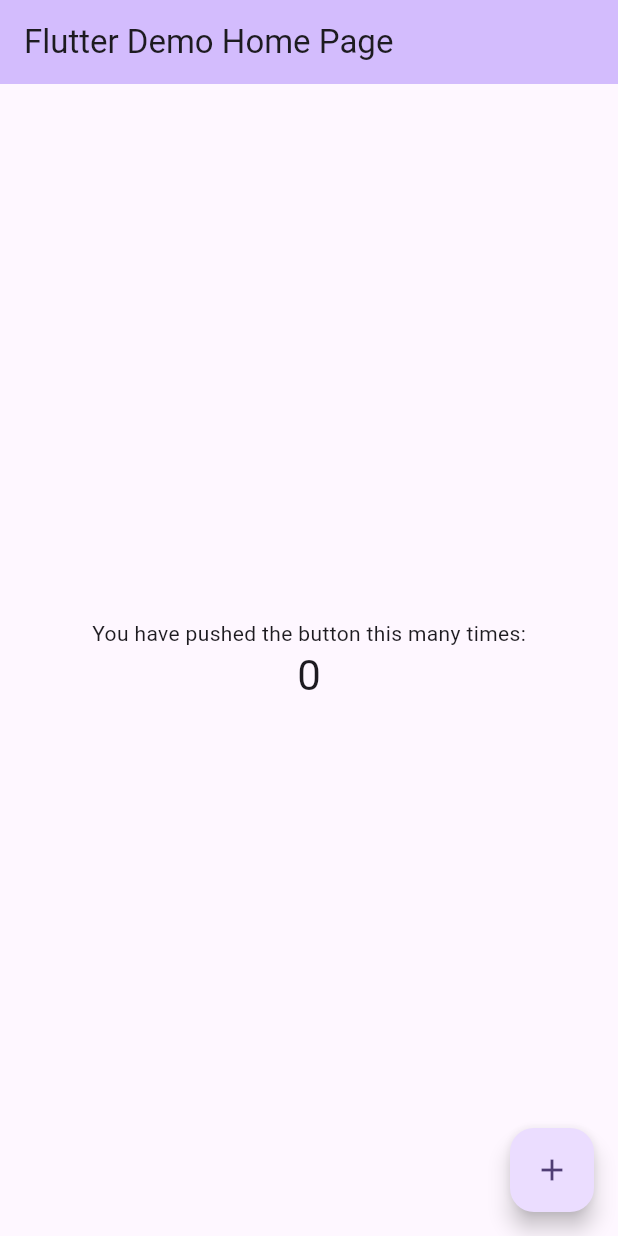
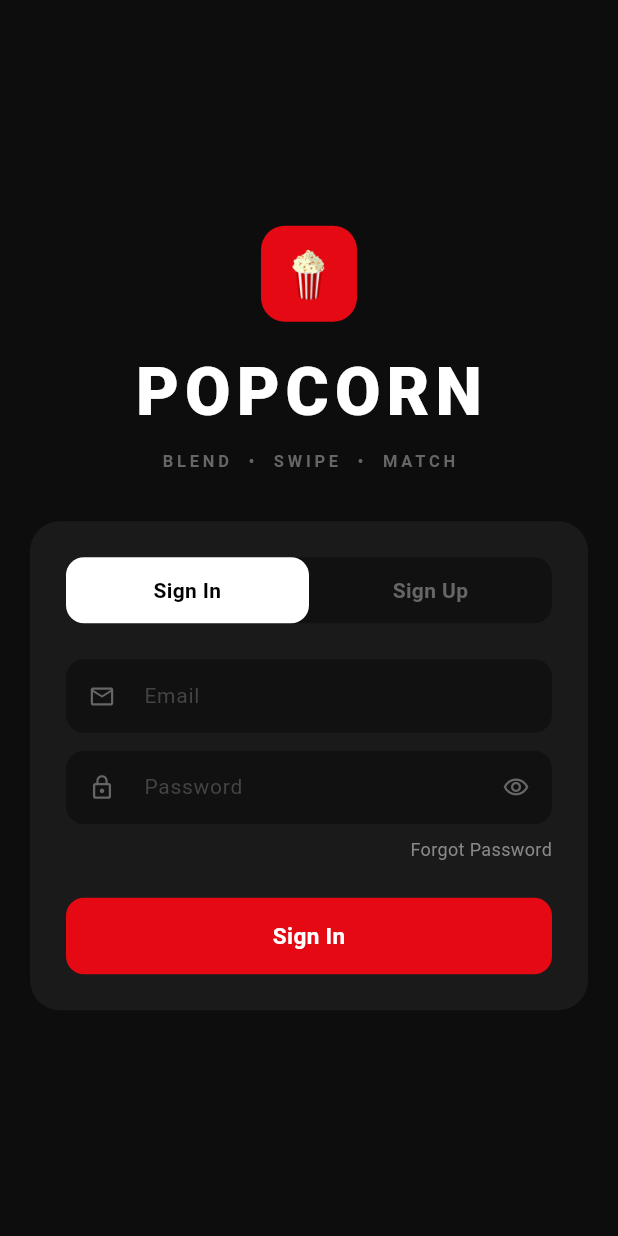
Before and after one commit to ahmet-ciftci/Popcorn, a Flutter app: the screen it shows after launch, on a phone screen of 412 x 824 dp. Run offline on Flutter 3.47's test engine with Material 3 defaults, Android fonts, the light colour scheme and no system bars; our stand-ins replace firebase_auth, firebase_core; accounts and stored records are empty; generated files the repository leaves out were written again.

Commit message:
Integrate Firebase Authentication and set up initial app structure.
This commit introduces Firebase into the Flutter project, configuring it for Android, Windows, and macOS, and implements a basic authentication flow.

- **Dependencies**: Added `firebase_core` and `firebase_auth` to `pubspec.yaml` and updated `pubspec.lock`.
- **Android**: Added Google Services plugin configuration in `settings.gradle.kts` and `app/build.gradle.kts`.
- **Desktop (Windows/macOS)**: Updated generated plugin registrants to include Firebase Auth and Core plugins.
- **Core**:
    - Updated `main.dart` to initialize Firebase and use a `StreamBuilder` for `authStateChanges`.
    - Set the default app theme to dark.
- **UI/Screens**:
    - Created `LoginScreen` with a toggleable Sign In/Sign Up form, including email/password validation and Firebase error handling.
    - Created a placeholder `HomeScreen` that displays the logged-in user's email and provides a logout option.

```diff
--- a/lib/main.dart
+++ b/lib/main.dart
@@ -1,121 +1,41 @@
 import 'package:flutter/material.dart';
+import 'package:firebase_core/firebase_core.dart';
+import 'package:firebase_auth/firebase_auth.dart';
 
-void main() {
+import 'firebase_options.dart';
+import 'screens/auth/login_screen.dart';
+import 'screens/home/home_screen.dart';
+
+void main() async {
+  WidgetsFlutterBinding.ensureInitialized();
+  await Firebase.initializeApp(options: DefaultFirebaseOptions.currentPlatform);
   runApp(const MyApp());
 }
 
 class MyApp extends StatelessWidget {
   const MyApp({super.key});
 
-  // This widget is the root of your application.
   @override
   Widget build(BuildContext context) {
     return MaterialApp(
-      title: 'Flutter Demo',
-      theme: ThemeData(
-        // This is the theme of your application.
-        //
-        // TRY THIS: Try running your application with "flutter run". You'll see
-        // the application has a purple toolbar. Then, without quitting the app,
-        // try changing the seedColor in the colorScheme below to Colors.green
-        // and then invoke "hot reload" (save your changes or press the "hot
-        // reload" button in a Flutter-supported IDE, or press "r" if you used
-        // the command line to start the app).
-        //
-        // Notice that the counter didn't reset back to zero; the application
-        // state is not lost during the reload. To reset the state, use hot
-        // restart instead.
-        //
-        // This works for code too, not just values: Most code changes can be
-        // tested with just a hot reload.
-        colorScheme: .fromSeed(seedColor: Colors.deepPurple),
-      ),
-      home: const MyHomePage(title: 'Flutter Demo Home Page'),
-    );
-  }
-}
+      title: 'Popcorn',
+      debugShowCheckedModeBanner: false,
+      theme: ThemeData.dark(),
+      home: StreamBuilder<User?>(
+        stream: FirebaseAuth.instance.authStateChanges(),
+        builder: (context, snapshot) {
+          if (snapshot.connectionState == ConnectionState.waiting) {
+            return const Scaffold(
+              body: Center(child: CircularProgressIndicator()),
+            );
+          }
 
-class MyHomePage extends StatefulWidget {
-  const MyHomePage({super.key, required this.title});
+          if (snapshot.hasData) {
+            return const HomeScreen();
+          }
 
-  // This widget is the home page of your application. It is stateful, meaning
-  // that it has a State object (defined below) that contains fields that affect
-  // how it looks.
-
-  // This class is the configuration for the state. It holds the values (in this
-  // case the title) provided by the parent (in this case the App widget) and
-  // used by the build method of the State. Fields in a Widget subclass are
-  // always marked "final".
-
-  final String title;
-
-  @override
-  State<MyHomePage> createState() => _MyHomePageState();
-}
-
-class _MyHomePageState extends State<MyHomePage> {
-  int _counter = 0;
-
-  void _incrementCounter() {
-    setState(() {
-      // This call to setState tells the Flutter framework that something has
-      // changed in this State, which causes it to rerun the build method below
-      // so that the display can reflect the updated values. If we changed
-      // _counter without calling setState(), then the build method would not be
-      // called again, and so nothing would appear to happen.
-      _counter++;
-    });
-  }
-
-  @override
-  Widget build(BuildContext context) {
-    // This method is rerun every time setState is called, for instance as done
-    // by the _incrementCounter method above.
-    //
-    // The Flutter framework has been optimized to make rerunning build methods
-    // fast, so that you can just rebuild anything that needs updating rather
-    // than having to individually change instances of widgets.
-    return Scaffold(
-      appBar: AppBar(
-        // TRY THIS: Try changing the color here to a specific color (to
-        // Colors.amber, perhaps?) and trigger a hot reload to see the AppBar
-        // change color while the other colors stay the same.
-        backgroundColor: Theme.of(context).colorScheme.inversePrimary,
-        // Here we take the value from the MyHomePage object that was created by
-        // the App.build method, and use it to set our appbar title.
-        title: Text(widget.title),
-      ),
-      body: Center(
-        // Center is a layout widget. It takes a single child and positions it
-        // in the middle of the parent.
-        child: Column(
-          // Column is also a layout widget. It takes a list of children and
-          // arranges them vertically. By default, it sizes itself to fit its
-          // children horizontally, and tries to be as tall as its parent.
-          //
-          // Column has various properties to control how it sizes itself and
-          // how it positions its children. Here we use mainAxisAlignment to
-          // center the children vertically; the main axis here is the vertical
-          // axis because Columns are vertical (the cross axis would be
-          // horizontal).
-          //
-          // TRY THIS: Invoke "debug painting" (choose the "Toggle Debug Paint"
-          // action in the IDE, or press "p" in the console), to see the
-          // wireframe for each widget.
-          mainAxisAlignment: .center,
-          children: [
-            const Text('You have pushed the button this many times:'),
-            Text(
-              '$_counter',
-              style: Theme.of(context).textTheme.headlineMedium,
-            ),
-          ],
-        ),
-      ),
-      floatingActionButton: FloatingActionButton(
-        onPressed: _incrementCounter,
-        tooltip: 'Increment',
-        child: const Icon(Icons.add),
+          return const LoginScreen();
+        },
       ),
     );
   }
--- /dev/null
+++ b/lib/screens/auth/login_screen.dart
@@ -0,0 +1,338 @@
+import 'package:flutter/material.dart';
+import 'package:firebase_auth/firebase_auth.dart';
+
+class LoginScreen extends StatefulWidget {
+  const LoginScreen({super.key});
+
+  @override
+  State<LoginScreen> createState() => _LoginScreenState();
+}
+
+class _LoginScreenState extends State<LoginScreen> {
+  bool _isLogin = true;
+  bool _loading = false;
+  bool _obscurePassword = true;
+  String? _errorMessage;
+
+  final _formKey = GlobalKey<FormState>();
+  final _emailController = TextEditingController();
+  final _passwordController = TextEditingController();
+
+  @override
+  void dispose() {
+    _emailController.dispose();
+    _passwordController.dispose();
+    super.dispose();
+  }
+
+  Future<void> _submit() async {
+    if (!_formKey.currentState!.validate()) return;
+
+    setState(() {
+      _loading = true;
+      _errorMessage = null;
+    });
+
+    try {
+      if (_isLogin) {
+        await FirebaseAuth.instance.signInWithEmailAndPassword(
+          email: _emailController.text.trim(),
+          password: _passwordController.text,
+        );
+      } else {
+        await FirebaseAuth.instance.createUserWithEmailAndPassword(
+          email: _emailController.text.trim(),
+          password: _passwordController.text,
+        );
+      }
+    } on FirebaseAuthException catch (e) {
+      setState(() => _errorMessage = _getErrorMessage(e.code));
+    } finally {
+      if (mounted) setState(() => _loading = false);
+    }
+  }
+
+  String _getErrorMessage(String code) {
+    switch (code) {
+      case 'user-not-found':
+        return 'No account found with this email.';
+      case 'wrong-password':
+        return 'Incorrect password.';
+      case 'email-already-in-use':
+        return 'This email is already in use.';
+      case 'weak-password':
+        return 'Password must be at least 6 characters.';
+      case 'invalid-email':
+        return 'Invalid email address.';
+      case 'too-many-requests':
+        return 'Too many attempts. Please wait a moment.';
+      default:
+        return 'Something went wrong. Please try again.';
+    }
+  }
+
+  @override
+  Widget build(BuildContext context) {
+    return Scaffold(
+      backgroundColor: const Color(0xFF0D0D0D),
+      body: Center(
+        child: SingleChildScrollView(
+          padding: const EdgeInsets.symmetric(horizontal: 20, vertical: 48),
+          child: Column(
+            mainAxisAlignment: MainAxisAlignment.center,
+            children: [
+              _buildHeader(),
+              const SizedBox(height: 32),
+              Container(
+                decoration: BoxDecoration(
+                  color: const Color(0xFF1A1A1A),
+                  borderRadius: BorderRadius.circular(20),
+                ),
+                padding: const EdgeInsets.all(24),
+                child: Column(
+                  children: [
+                    _buildTabSelector(),
+                    const SizedBox(height: 24),
+                    Form(
+                      key: _formKey,
+                      child: Column(
+                        crossAxisAlignment: CrossAxisAlignment.start,
+                        children: [
+                          _buildEmailField(),
+                          const SizedBox(height: 12),
+                          _buildPasswordField(),
+                          if (_isLogin) ...[
+                            const SizedBox(height: 8),
+                            Align(
+                              alignment: Alignment.centerRight,
+                              child: GestureDetector(
+                                onTap: () {},
+                                child: const Text(
+                                  'Forgot Password',
+                                  style: TextStyle(color: Color(0xFF888888), fontSize: 12),
+                                ),
+                              ),
+                            ),
+                          ],
+                        ],
+                      ),
+                    ),
+                    if (_errorMessage != null) ...[
+                      const SizedBox(height: 14),
+                      _buildErrorBanner(),
+                    ],
+                    const SizedBox(height: 24),
+                    _buildSubmitButton(),
+                  ],
+                ),
+              ),
+            ],
+          ),
+        ),
+      ),
+    );
+  }
+
+  Widget _buildHeader() {
+    return Column(
+      children: [
+        Container(
+          width: 64,
+          height: 64,
+          decoration: BoxDecoration(
+            color: const Color(0xFFE50914),
+            borderRadius: BorderRadius.circular(16),
+          ),
+          child: const Center(
+            child: Text('🍿', style: TextStyle(fontSize: 30)),
+          ),
+        ),
+        const SizedBox(height: 16),
+        const Text(
+          'POPCORN',
+          style: TextStyle(
+            color: Colors.white,
+            fontSize: 44,
+            fontWeight: FontWeight.w900,
+            letterSpacing: 4,
+          ),
+        ),
+        const SizedBox(height: 6),
+        const Text(
+          'BLEND  •  SWIPE  •  MATCH',
+          style: TextStyle(
+            color: Color(0xFF666666),
+            fontSize: 11,
+            fontWeight: FontWeight.w600,
+            letterSpacing: 2.5,
+          ),
+        ),
+      ],
+    );
+  }
+
+  Widget _buildTabSelector() {
+    return Container(
+      decoration: BoxDecoration(
+        color: const Color(0xFF111111),
+        borderRadius: BorderRadius.circular(12),
+      ),
+      child: Row(
+        children: [
+          _buildTab('Sign In', isActive: _isLogin, onTap: () {
+            setState(() { _isLogin = true; _errorMessage = null; });
+          }),
+          _buildTab('Sign Up', isActive: !_isLogin, onTap: () {
+            setState(() { _isLogin = false; _errorMessage = null; });
+          }),
+        ],
+      ),
+    );
+  }
+
+  Widget _buildTab(String label, {required bool isActive, required VoidCallback onTap}) {
+    return Expanded(
+      child: GestureDetector(
+        onTap: onTap,
+        child: AnimatedContainer(
+          duration: const Duration(milliseconds: 200),
+          padding: const EdgeInsets.symmetric(vertical: 12),
+          decoration: BoxDecoration(
+            color: isActive ? Colors.white : Colors.transparent,
+            borderRadius: BorderRadius.circular(12),
+          ),
+          child: Text(
+            label,
+            textAlign: TextAlign.center,
+            style: TextStyle(
+              fontSize: 14,
+              fontWeight: FontWeight.w600,
+              color: isActive ? Colors.black : const Color(0xFF666666),
+            ),
+          ),
+        ),
+      ),
+    );
+  }
+
+  Widget _buildEmailField() {
+    return TextFormField(
+      controller: _emailController,
+      keyboardType: TextInputType.emailAddress,
+      style: const TextStyle(color: Colors.white, fontSize: 14),
+      decoration: InputDecoration(
+        hintText: 'Email',
+        hintStyle: const TextStyle(color: Color(0xFF444444), fontSize: 14),
+        prefixIcon: const Icon(Icons.mail_outline, color: Color(0xFF666666), size: 18),
+        filled: true,
+        fillColor: const Color(0xFF111111),
+        border: OutlineInputBorder(
+          borderRadius: BorderRadius.circular(12),
+          borderSide: BorderSide.none,
+        ),
+        focusedBorder: OutlineInputBorder(
+          borderRadius: BorderRadius.circular(12),
+          borderSide: const BorderSide(color: Color(0xFFE50914), width: 1.5),
+        ),
+        errorStyle: const TextStyle(color: Color(0xFFE50914), fontSize: 11),
+        contentPadding: const EdgeInsets.symmetric(vertical: 14),
+      ),
+      validator: (value) {
+        if (value == null || value.isEmpty) return 'Email is required';
+        if (!value.contains('@')) return 'Enter a valid email';
+        return null;
+      },
+    );
+  }
+
+  Widget _buildPasswordField() {
+    return TextFormField(
+      controller: _passwordController,
+      obscureText: _obscurePassword,
+      style: const TextStyle(color: Colors.white, fontSize: 14),
+      decoration: InputDecoration(
+        hintText: 'Password',
+        hintStyle: const TextStyle(color: Color(0xFF444444), fontSize: 14),
+        prefixIcon: const Icon(Icons.lock_outline, color: Color(0xFF666666), size: 18),
+        suffixIcon: IconButton(
+          icon: Icon(
+            _obscurePassword ? Icons.visibility_outlined : Icons.visibility_off_outlined,
+            color: const Color(0xFF666666),
+            size: 18,
+          ),
+          onPressed: () => setState(() => _obscurePassword = !_obscurePassword),
+        ),
+        filled: true,
+        fillColor: const Color(0xFF111111),
+        border: OutlineInputBorder(
+          borderRadius: BorderRadius.circular(12),
+          borderSide: BorderSide.none,
+        ),
+        focusedBorder: OutlineInputBorder(
+          borderRadius: BorderRadius.circular(12),
+          borderSide: const BorderSide(color: Color(0xFFE50914), width: 1.5),
+        ),
+        errorStyle: const TextStyle(color: Color(0xFFE50914), fontSize: 11),
+        contentPadding: const EdgeInsets.symmetric(vertical: 14),
+      ),
+      validator: (value) {
+        if (value == null || value.isEmpty) return 'Password is required';
+        if (value.length < 6) return 'At least 6 characters required';
+        return null;
+      },
+    );
+  }
+
+  Widget _buildErrorBanner() {
+    return Container(
+      padding: const EdgeInsets.symmetric(horizontal: 12, vertical: 10),
+      decoration: BoxDecoration(
+        color: const Color(0xFFE50914).withValues(alpha: 0.1),
+        borderRadius: BorderRadius.circular(10),
+        border: Border.all(color: const Color(0xFFE50914).withValues(alpha: 0.4)),
+      ),
+      child: Row(
+        children: [
+          const Icon(Icons.error_outline, color: Color(0xFFE50914), size: 16),
+          const SizedBox(width: 8),
+          Expanded(
+            child: Text(
+              _errorMessage!,
+              style: const TextStyle(color: Color(0xFFE50914), fontSize: 12),
+            ),
+          ),
+        ],
+      ),
+    );
+  }
+
+  Widget _buildSubmitButton() {
+    return GestureDetector(
+      onTap: _loading ? null : _submit,
+      child: Container(
+        width: double.infinity,
+        padding: const EdgeInsets.symmetric(vertical: 15),
+        decoration: BoxDecoration(
+          color: const Color(0xFFE50914),
+          borderRadius: BorderRadius.circular(12),
+        ),
+        child: Center(
+          child: _loading
+              ? const SizedBox(
+            width: 18,
+            height: 18,
+            child: CircularProgressIndicator(strokeWidth: 2, color: Colors.white),
+          )
+              : Text(
+            _isLogin ? 'Sign In' : 'Create Account',
+            style: const TextStyle(
+              fontSize: 15,
+              fontWeight: FontWeight.bold,
+              color: Colors.white,
+            ),
+          ),
+        ),
+      ),
+    );
+  }
+}
--- /dev/null
+++ b/lib/screens/home/home_screen.dart
@@ -0,0 +1,29 @@
+import 'package:flutter/material.dart';
+import 'package:firebase_auth/firebase_auth.dart';
+
+class HomeScreen extends StatelessWidget {
+  const HomeScreen({super.key});
+
+  @override
+  Widget build(BuildContext context) {
+    final user = FirebaseAuth.instance.currentUser;
+
+    return Scaffold(
+      body: Center(
+        child: Column(
+          mainAxisAlignment: MainAxisAlignment.center,
+          children: [
+            const Text('Enter is successful!'),
+            const SizedBox(height: 8),
+            Text(user?.email ?? ''),
+            const SizedBox(height: 24),
+            TextButton(
+              onPressed: () => FirebaseAuth.instance.signOut(),
+              child: const Text('Log out.'),
+            ),
+          ],
+        ),
+      ),
+    );
+  }
+}
--- a/pubspec.yaml
+++ b/pubspec.yaml
@@ -30,7 +30,8 @@ environment:
 dependencies:
   flutter:
     sdk: flutter
-
+  firebase_core: ^3.0.0
+  firebase_auth: ^5.0.0
   # The following adds the Cupertino Icons font to your application.
   # Use with the CupertinoIcons class for iOS style icons.
   cupertino_icons: ^1.0.8
```
Also changed, not shown: pubspec.lock, 5 other files.
